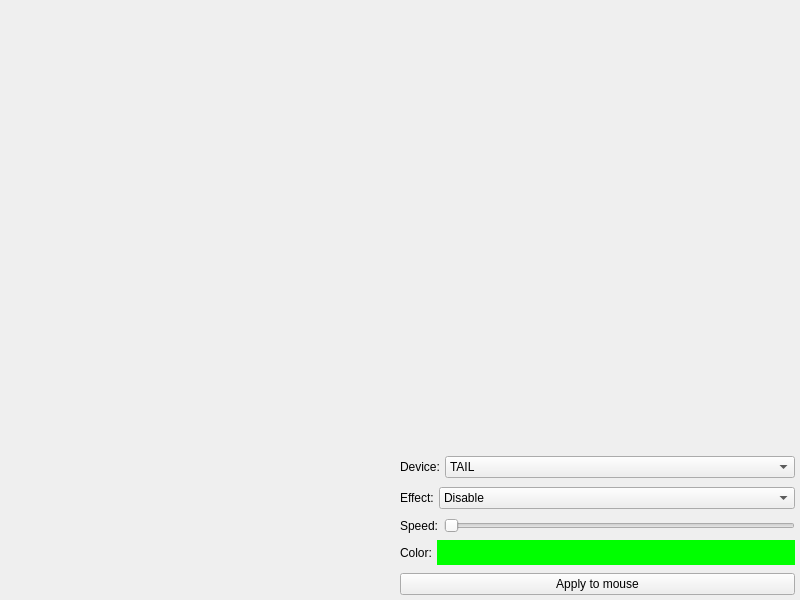
Before: the Qt Designer form XIAOMI_MI_GAMING_MOUSE_APP/mainwindow.ui in JUGGERNAUT13/XIAOMI_MI_GAMING_MOUSE_APP, drawn with Qt 5.
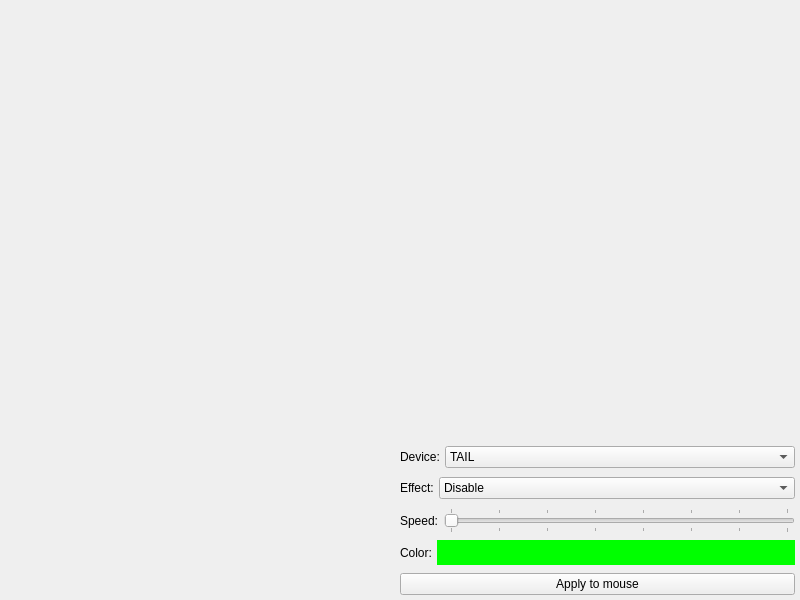
After: the same form once the commit is applied.

```diff
--- a/XIAOMI_MI_GAMING_MOUSE_APP/mainwindow.ui
+++ b/XIAOMI_MI_GAMING_MOUSE_APP/mainwindow.ui
@@ -244,9 +244,18 @@
          <property name="maximum">
           <number>8</number>
          </property>
+         <property name="pageStep">
+          <number>1</number>
+         </property>
          <property name="orientation">
           <enum>Qt::Horizontal</enum>
          </property>
+         <property name="tickPosition">
+          <enum>QSlider::TicksBothSides</enum>
+         </property>
+         <property name="tickInterval">
+          <number>1</number>
+         </property>
         </widget>
        </item>
       </layout>
```
